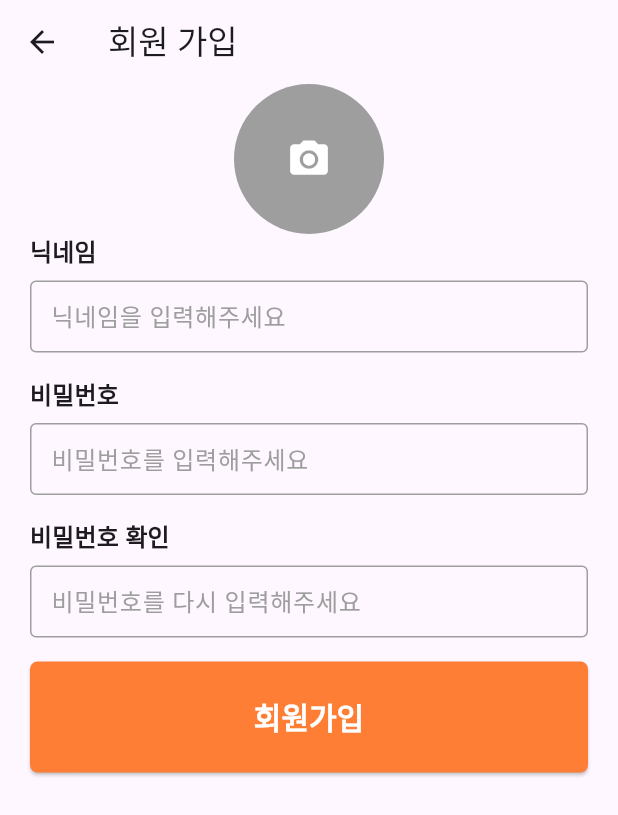
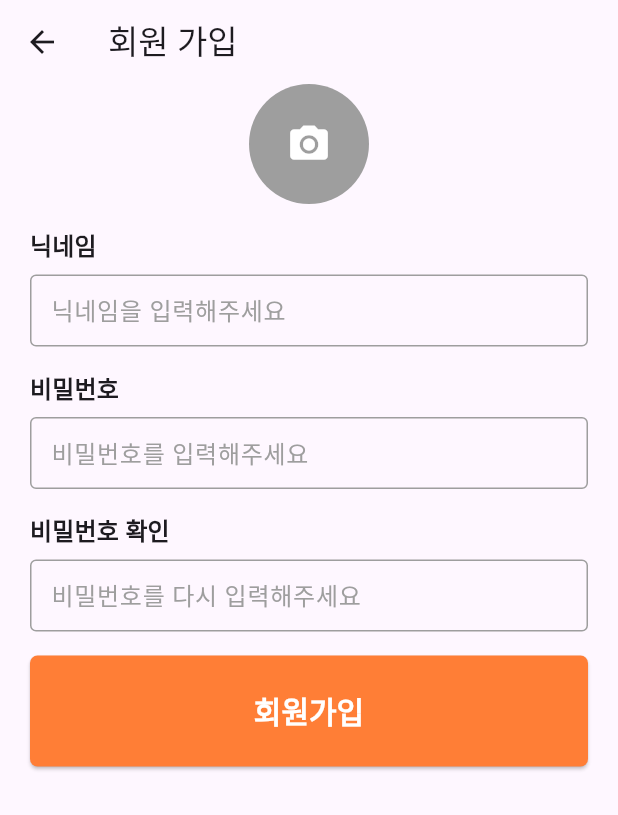
Before and after one commit to seungiloh5/tutorial_fullstack_dev, a Flutter app: the RegisterForm screen opened directly, after a tap on "회원가입", on a phone screen of 412 x 824 dp. Shown: the top 815 px of the screen. Run offline on Flutter 3.47's test engine with Material 3 defaults, Android fonts, the phone set to English and light mode, and no system bars; our stand-ins replace get; network calls fail; Roboto replaces fonts that are missing (Noto Sans).

Commit message:
풀스택 개발 10장-1.2 회원가입, 로그인 구현

```diff
--- a/carrot_flutter/lib/src/controllers/auth_controller.dart
+++ b/carrot_flutter/lib/src/controllers/auth_controller.dart
@@ -1,6 +1,8 @@
 import 'package:flutter/material.dart';
+import 'dart:developer';
 import 'package:get/get.dart';
 import '../provider/auth_provider.dart';
+import '../shared/global.dart';
 import 'dart:async';
 
 class AuthController extends GetxController {
@@ -9,13 +11,16 @@ class AuthController extends GetxController {
   final RxBool isButtonEnabled = false.obs;
   final RxBool showVerifyForm = false.obs;
   final RxString buttonText = "인증 문자 받기".obs;
-  String? phoneNumber;
+  String? phoneNumber; // requestVerificationCode 함수에서 기록한 폰번호
   Timer? countdownTimer;
 
   Future<bool> register(String password, String name, int? profile) async {
     Map body =
         await authProvider.register(phoneNumber!, password, name, profile);
     if (body['result'] == 'ok') {
+      String token = body['access_token'];
+      log("token: $token"); // developer 패키지안에 log 함수
+      Global.accessToken = token;
       return true;
     }
     Get.snackbar('회원가입 에러', body['message'],
@@ -110,6 +115,15 @@ class AuthController extends GetxController {
   }
 
   Future<bool> login(String phone, String password) async {
-    return true;
+    Map body = await authProvider.login(phone, password);
+    if (body['result'] == 'ok') {
+      String token = body['acess_token'];
+      log("token: $token");
+      Global.accessToken = token;
+      return true;
+    }
+    Get.snackbar('로그인 에러', body['message'],
+        snackPosition: SnackPosition.BOTTOM);
+    return false;
   }
 }
--- a/carrot_flutter/lib/src/screens/auth/register_form.dart
+++ b/carrot_flutter/lib/src/screens/auth/register_form.dart
@@ -2,6 +2,7 @@ import 'package:flutter/material.dart';
 import 'package:get/get.dart';
 import '../../controllers/auth_controller.dart';
 import '../home.dart';
+import 'package:carrot_flutter/src/widgets/forms/label_textfield.dart';
 
 class RegisterForm extends StatefulWidget {
   const RegisterForm({super.key});
@@ -13,6 +14,7 @@ class RegisterForm extends StatefulWidget {
 class _RegisterFormState extends State<RegisterForm> {
   final authController = Get.put(AuthController());
   final _passwordController = TextEditingController();
+  final _passwordConfirmController = TextEditingController();
   final _nameController = TextEditingController();
 
   _submit() async {
@@ -22,7 +24,7 @@ class _RegisterFormState extends State<RegisterForm> {
       null,
     );
     if (result) {
-      Get.off(() => const Home());
+      Get.offAll(() => const Home());
     }
   }
 
@@ -36,44 +38,32 @@ class _RegisterFormState extends State<RegisterForm> {
           children: [
             // 프로필 이미지
             const CircleAvatar(
-              radius: 50,
+              radius: 40,
               backgroundColor: Colors.grey,
               child: Icon(Icons.camera_alt, color: Colors.white, size: 30),
             ),
+            const SizedBox(height: 16),
             // 닉네임
-            Text('닉네임', style: Theme.of(context).textTheme.labelLarge),
-            const SizedBox(height: 8),
-            TextField(
+            LabelTextField(
+              label: '닉네임',
+              hintText: '닉네임을 입력해주세요',
               controller: _nameController,
-              style: const TextStyle(fontSize: 16),
-              decoration: InputDecoration(
-                hintText: '닉네임을 입력해주세요',
-              ),
+              isObscure: true,
             ),
-            const SizedBox(height: 16),
             // 비밀번호
-            Text('비밀번호', style: Theme.of(context).textTheme.labelLarge),
-            const SizedBox(height: 8),
-            TextField(
+            LabelTextField(
+              label: '비밀번호',
+              hintText: '비밀번호를 입력해주세요',
               controller: _passwordController,
-              style: const TextStyle(fontSize: 16),
-              obscureText: true,
-              decoration: InputDecoration(
-                hintText: '비밀번호를 입력해주세요',
-              ),
+              isObscure: true,
             ),
-            const SizedBox(height: 16),
             // 비밀번호 확인
-            Text('비밀번호 확인', style: Theme.of(context).textTheme.labelLarge),
-            const SizedBox(height: 8),
-            TextField(
-              obscureText: true,
-              style: const TextStyle(fontSize: 16),
-              decoration: InputDecoration(
-                hintText: '비밀번호를 다시 입력해주세요',
-              ),
+            LabelTextField(
+              label: '비밀번호 확인',
+              hintText: '비밀번호를 다시 입력해주세요',
+              controller: _passwordConfirmController,
+              isObscure: true,
             ),
-            const SizedBox(height: 16),
             // 버튼
             ElevatedButton(
               onPressed: _submit,
```
Also changed, not shown: carrot_flutter/lib/src/provider/auth_provider.dart (+28 -8 lines), 1 other file.
